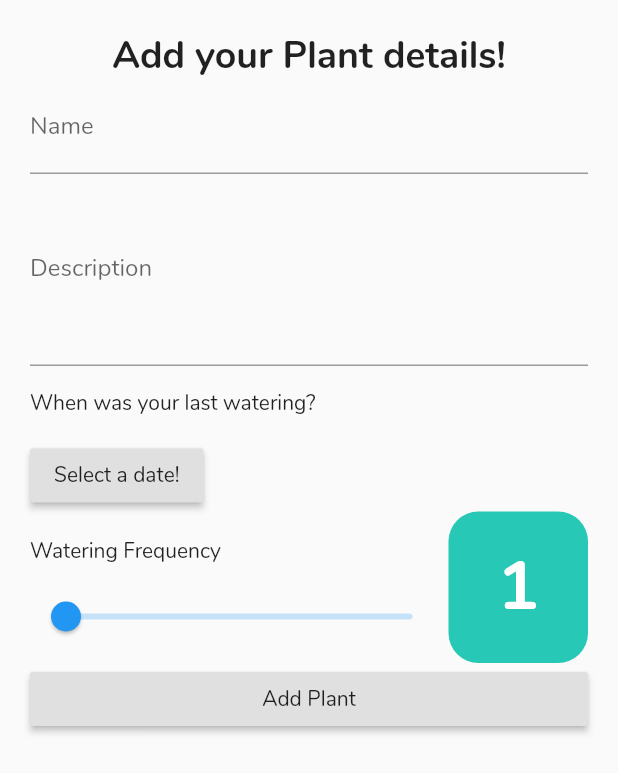
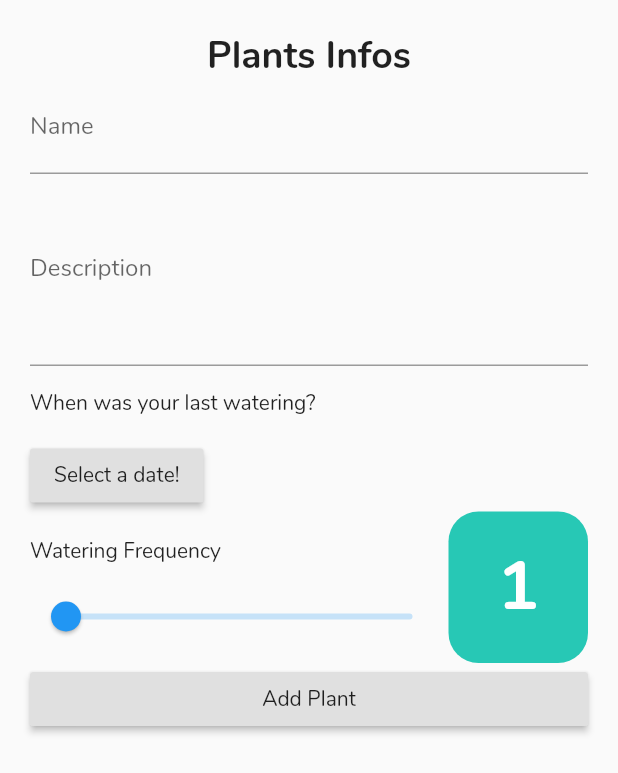
Before and after one commit to HYannick/Herby, a Flutter app: the PlantCreatePage screen opened directly, on a phone screen of 412 x 824 dp. Shown: the top 773 px of the screen. Run offline on Flutter 3.47's test engine with Material 2 defaults, Android fonts, the phone set to English and light mode, and no system bars; our stand-ins replace flutter_svg, transparent_image.

Commit message:
Modify UI

```diff
--- a/lib/main.dart
+++ b/lib/main.dart
@@ -1,6 +1,7 @@
 import 'package:flutter/material.dart';
 import 'package:herby_app/pages/auth.dart';
 import 'package:herby_app/pages/home.dart';
+import 'package:herby_app/pages/plant_create.dart';
 import 'package:herby_app/pages/plants_details.dart';
 import 'package:herby_app/scoped-models/plants.dart';
 import 'package:scoped_model/scoped_model.dart';
@@ -24,7 +25,8 @@ class MyAppState extends State<MyApp> {
           debugShowCheckedModeBanner: false,
           routes: {
             '/': (BuildContext context) => AuthPage(),
-            '/home': (BuildContext context) => HomePage()
+            '/home': (BuildContext context) => HomePage(),
+            '/plant-create': (BuildContext context) => PlantCreatePage()
           },
           onGenerateRoute: (RouteSettings settings) {
             final List<String> pathElements = settings.name.split('/');
--- a/lib/pages/home.dart
+++ b/lib/pages/home.dart
@@ -61,6 +61,9 @@ class HomePageState extends State<HomePage> {
                 color: Color.fromRGBO(140, 216, 207, 1.0),
               ),
         onPressed: () {
+          if (_currentIndex == 1) {
+            return Navigator.pushNamed(context, '/plant-create');
+          }
           setState(() {
             _currentIndex = 1;
           });
--- a/lib/pages/plant_create.dart
+++ b/lib/pages/plant_create.dart
@@ -28,7 +28,8 @@ class PlantCreatePageState extends State<PlantCreatePage> {
 
   @override
   Widget build(BuildContext context) {
-    return GestureDetector(
+    return Scaffold(
+      body: GestureDetector(
         onTap: () {
           FocusScope.of(context).requestFocus(FocusNode());
         },
@@ -40,8 +41,9 @@ class PlantCreatePageState extends State<PlantCreatePage> {
               children: <Widget>[
                 Center(
                   child: Text(
-                  'Add your Plant details!',
-                  style: TextStyle(fontSize: 25.0, fontWeight: FontWeight.bold),
+                    'Plants Infos',
+                    style:
+                        TextStyle(fontSize: 25.0, fontWeight: FontWeight.bold),
                   ),
                 ),
                 _buildTextFormField(TextInputType.text, 'name', 'Name',
@@ -53,6 +55,7 @@ class PlantCreatePageState extends State<PlantCreatePage> {
                 _buildFrequencyInput(),
                 _buildSubmitButton()
               ],
+            ),
           ),
         ),
       ),
@@ -157,7 +160,9 @@ class PlantCreatePageState extends State<PlantCreatePage> {
     return TextFormField(
         keyboardType: keyboardType,
         maxLines: keyboardType == TextInputType.multiline ? 4 : 1,
-        decoration: InputDecoration(labelText: label),
+        decoration: InputDecoration(
+          labelText: label,
+        ),
         validator: (String value) {
           if (value.isEmpty || value.length <= minChar) {
             return '$label is required and should be $minChar+ characters long.';
--- a/lib/plants.dart
+++ b/lib/plants.dart
@@ -124,7 +124,6 @@ class Plants extends StatelessWidget {
   Widget build(BuildContext context) {
     return ScopedModelDescendant<PlantsModel>(
         builder: (BuildContext scopedContext, Widget child, PlantsModel model) {
-      print(model.plants);
       return _buildPlantList(model.plants);
     });
   }
```
Also changed, not shown: lib/pages/plant_search.dart (+42 -17 lines). Lines whose indentation alone changed are shown as unchanged.
